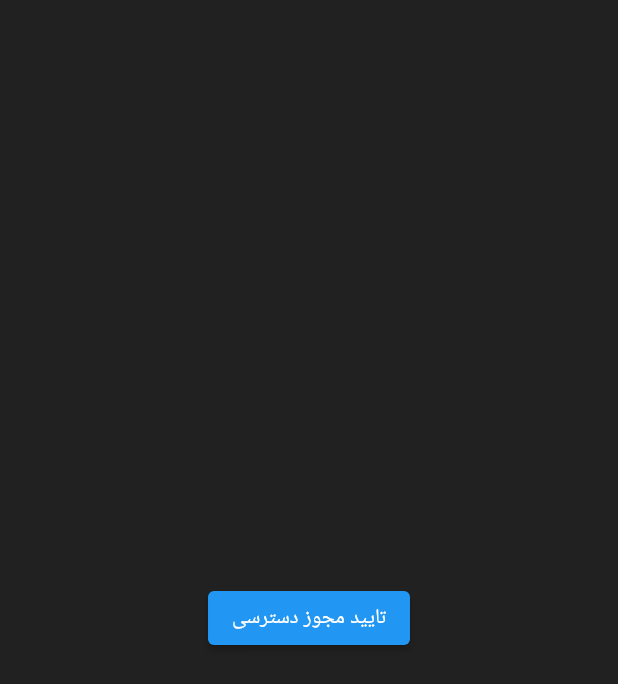
After one commit to alikhajavi74/fcmusic, a Flutter app: the screen it shows after launch, after a tap on "تایید مجوز دسترسی", on a phone screen of 412 x 824 dp. The commit adds this screen. Shown: the top 684 px of the screen. Run offline on Flutter 3.47's test engine with Material 2 defaults, Android fonts, the phone set to English and light mode, and no system bars; drawn by our look-alikes of flutter_neumorphic; our stand-ins replace equatable, flutter_bloc, just_audio, permission_handler; missing offline and left inert: ansicolor.

Commit message:
Optimize intro

```diff
--- a/lib/intro/bloc/intro_cubit.dart
+++ b/lib/intro/bloc/intro_cubit.dart
@@ -8,9 +8,10 @@ class IntroCubit extends Cubit<IntroCubitState> {
   final MethodChannel methodChannel = const MethodChannel(songsMethodChannelName);
   late ConcatenatingAudioSource concatedAllSongs;
 
-  IntroCubit() : super(IntroCubitState.unknown);
+  IntroCubit() : super(IntroCubitState.loadingSongs);
 
   Future<void> init() async {
+    emit(IntroCubitState.loadingSongs);
     List? songs = await methodChannel.invokeMethod(songsMethodName) as List?;
     if (songs == null || songs.isEmpty) {
       emit(IntroCubitState.notAccessToStorage);
@@ -24,8 +25,12 @@ class IntroCubit extends Cubit<IntroCubitState> {
   Future<void> sendRequestAccessStorage() async {
     int versian = await methodChannel.invokeMethod(androidVersionMethodName);
     if (versian >= 30) {
-      await Permission.manageExternalStorage.request();
-      init();
+      PermissionStatus permissionStatus = await Permission.manageExternalStorage.request();
+      if (permissionStatus.isGranted) {
+        init();
+      } else {
+        sendRequestAccessStorage();
+      }
     } else {
       await Permission.storage.request();
       init();
@@ -35,6 +40,7 @@ class IntroCubit extends Cubit<IntroCubitState> {
 
 enum IntroCubitState {
   readySongs,
+  loadingSongs,
   notAccessToStorage,
   unknown,
 }
--- /dev/null
+++ b/lib/intro/pages/permision_page.dart
@@ -0,0 +1,19 @@
+import 'package:fcmusic/intro/bloc/intro_cubit.dart';
+import 'package:flutter_bloc/flutter_bloc.dart';
+import 'package:flutter_neumorphic/flutter_neumorphic.dart';
+
+class PermisionPage extends StatelessWidget {
+  const PermisionPage({Key? key}) : super(key: key);
+
+  @override
+  Widget build(BuildContext context) {
+    return Center(
+      child: ElevatedButton(
+        child: const Text("تایید مجوز دسترسی"),
+        onPressed: () async {
+          await context.read<IntroCubit>().sendRequestAccessStorage();
+        },
+      ),
+    );
+  }
+}
--- a/lib/main.dart
+++ b/lib/main.dart
@@ -1,6 +1,8 @@
 import 'package:fcmusic/intro/bloc/intro_cubit.dart';
+import 'package:fcmusic/intro/pages/permision_page.dart';
 import 'package:fcmusic/player/bloc/player_cubit.dart';
 import 'package:fcmusic/player/pages/songs_list_page.dart';
+import 'package:flutter/material.dart';
 import 'package:flutter_bloc/flutter_bloc.dart';
 import 'package:flutter_neumorphic/flutter_neumorphic.dart';
 import 'package:just_audio/just_audio.dart';
@@ -65,12 +67,12 @@ class _HomePageState extends State<HomePage> {
               context.read<PlayerCubit>().changePlayList(context.read<IntroCubit>().concatedAllSongs);
               return const SongsListPage();
             } else if (state == IntroCubitState.notAccessToStorage) {
-              return Center(
-                child: ElevatedButton(
-                  child: const Text("تایید مجوز دسترسی"),
-                  onPressed: () async {
-                    await context.read<IntroCubit>().sendRequestAccessStorage();
-                  },
+              return const PermisionPage();
+            } else if (state == IntroCubitState.loadingSongs) {
+              return const Center(
+                child: SizedBox.square(
+                  dimension: 30.0,
+                  child: CircularProgressIndicator(color: Colors.white54, strokeWidth: 1.5),
                 ),
               );
             }
```
